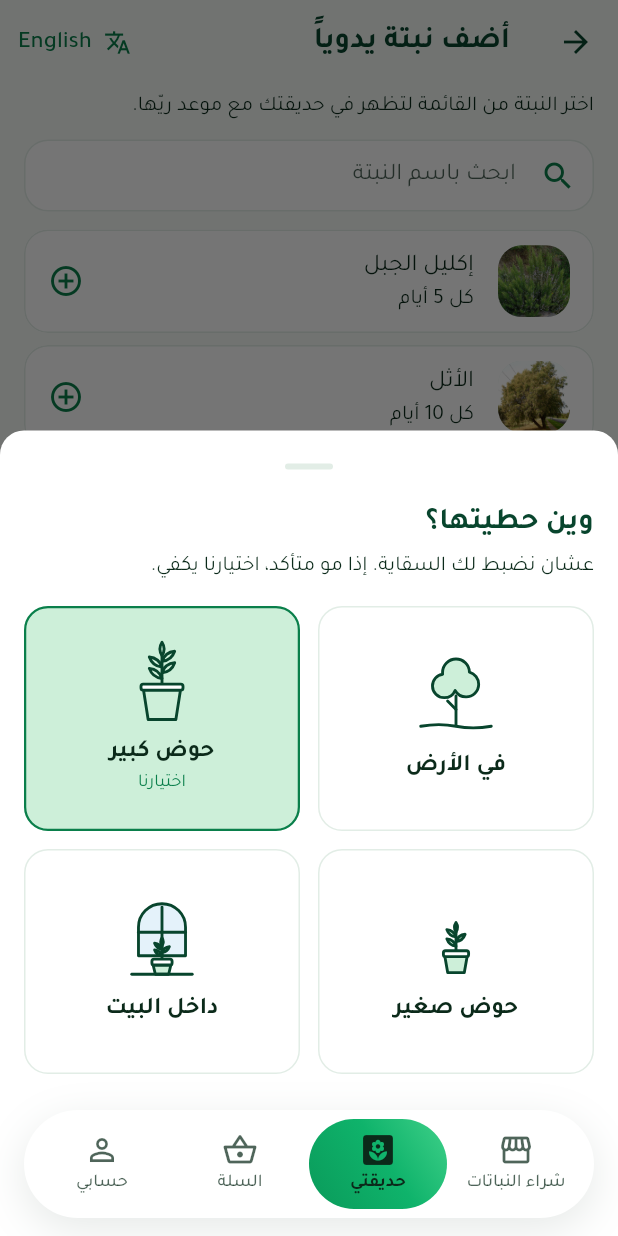
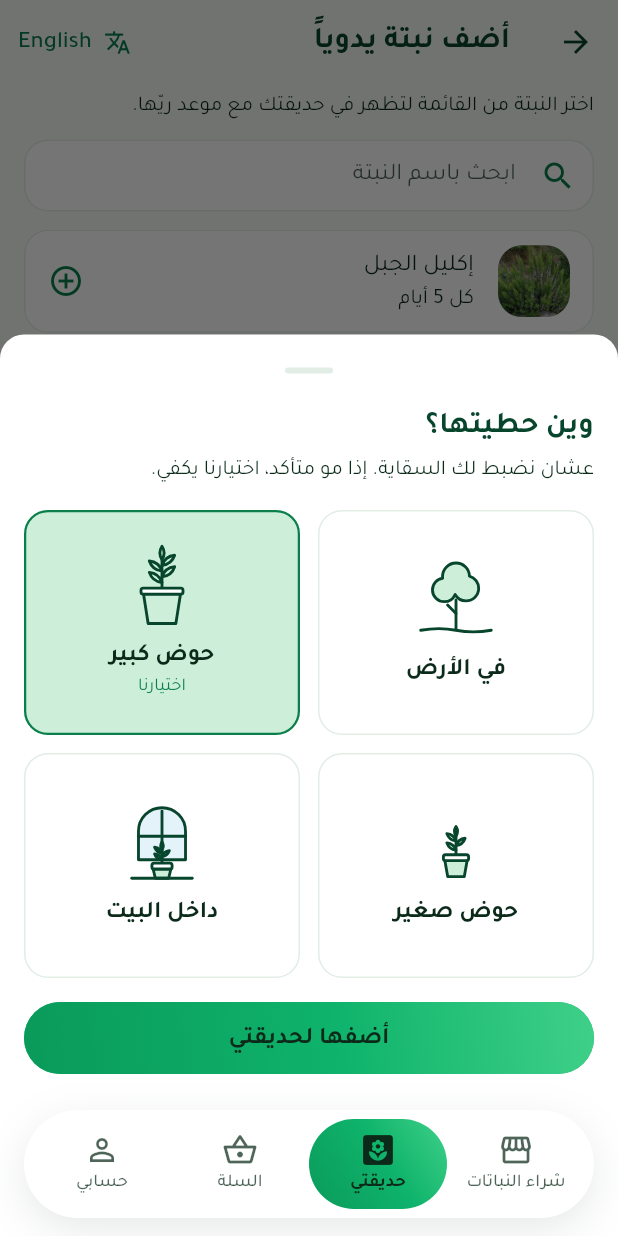
Before and after one commit to khalednjed-pixel/mashtal, a Flutter app: the GardenAddScreen screen opened by its route, after a tap on "إكليل الجبل", on a phone screen of 412 x 824 dp. Run offline on Flutter 3.47's test engine with Material 3 defaults, Android fonts, the phone set to English and light mode, and no system bars; our stand-ins replace cloud_firestore, firebase_auth, firebase_core, go_router, image_picker, shared_preferences; accounts and stored records are empty.

Commit message:
Add-plant sheet: confirm button and a message when saving fails
Choosing where a plant lives now only selects the tile; "Add to My Garden"
adds it. The sheet stays open while saving and says so if the save fails,
instead of closing as if the plant had been added. Changing where a garden
plant lives also reports a failed save.

```diff
--- a/lib/l10n/strings.dart
+++ b/lib/l10n/strings.dart
@@ -491,6 +491,9 @@ const Map<String, Map<String, String>> _strings = {
   'whereLives': {'ar': 'وين حطيتها؟', 'en': 'Where is it?'},
   'whereLivesBody': {'ar': 'عشان نضبط لك السقاية. إذا مو متأكد، اختيارنا يكفي.', 'en': "So we can set the watering. Not sure? Our pick is fine."},
   'ourGuess': {'ar': 'اختيارنا', 'en': 'Our pick'},
+  'addToMyGarden': {'ar': 'أضفها لحديقتي', 'en': 'Add to My Garden'},
+  'gardenAddFailed': {'ar': 'ما قدرنا نضيفها. تأكد من الاتصال وحاول مرة ثانية.', 'en': "Couldn't add it. Check your connection and try again."},
+  'saveFailed': {'ar': 'ما قدرنا نحفظها. تأكد من الاتصال وحاول مرة ثانية.', 'en': "Couldn't save that. Check your connection and try again."},
   'livesIn': {'ar': 'مكانها', 'en': 'Lives'},
   'change': {'ar': 'غيّر', 'en': 'Change'},
   'now': {'ar': 'حالياً', 'en': 'now'},
--- a/lib/ui/customer/garden_add_screen.dart
+++ b/lib/ui/customer/garden_add_screen.dart
@@ -72,11 +72,16 @@ class _GardenAddScreenState extends State<GardenAddScreen> {
                       final messenger = ScaffoldMessenger.of(context);
                       final router = GoRouter.of(context);
                       final msg = '${context.tr('addedToGarden')}: ${p.name(lang)}';
-                      // One question, with our guess marked, so watering fits
-                      // the pot or the ground from day one.
-                      final home = await pickHome(context, current: guessHome(p), guessed: true);
+                      // One question, with our guess already selected, so
+                      // watering fits the pot or the ground from day one. The
+                      // sheet saves and stays open if saving fails.
+                      final home = await pickHome(
+                        context,
+                        current: guessHome(p),
+                        guessed: true,
+                        onConfirm: (h) => app.backend.addToGarden(p.id, home: h),
+                      );
                       if (home == null) return;
-                      await app.backend.addToGarden(p.id, home: home);
                       router.go('/garden');
                       messenger.showSnackBar(SnackBar(content: Text(msg)));
                     },
--- a/lib/ui/widgets/home_picker.dart
+++ b/lib/ui/widgets/home_picker.dart
@@ -7,14 +7,66 @@ import 'garden_art.dart';
 
 /// Asks where a garden plant lives, as four big picture tiles. [current] is
 /// marked; when [guessed] it is labelled "our pick", so a customer who is not
-/// sure can tap it and move on. Returns null when dismissed.
-Future<PlantHome?> pickHome(BuildContext context, {required PlantHome current, required bool guessed}) {
+/// sure can move on. Returns null when dismissed.
+///
+/// Without [onConfirm] a tap on a tile answers at once (changing where a
+/// plant lives). With it, a tap only selects and one button ([confirmLabel])
+/// runs [onConfirm]: the sheet stays open while it saves and says so if the
+/// save fails, instead of closing as if it had worked.
+Future<PlantHome?> pickHome(
+  BuildContext context, {
+  required PlantHome current,
+  required bool guessed,
+  String? confirmLabel,
+  Future<void> Function(PlantHome home)? onConfirm,
+}) {
   return showModalBottomSheet<PlantHome>(
     context: context,
     showDragHandle: true,
     isScrollControlled: true,
-    builder: (sheet) {
-      final text = Theme.of(sheet).textTheme;
+    builder: (sheet) => _HomeSheet(current: current, guessed: guessed, confirmLabel: confirmLabel, onConfirm: onConfirm),
+  );
+}
+
+class _HomeSheet extends StatefulWidget {
+  const _HomeSheet({required this.current, required this.guessed, this.confirmLabel, this.onConfirm});
+  final PlantHome current;
+  final bool guessed;
+  final String? confirmLabel;
+  final Future<void> Function(PlantHome home)? onConfirm;
+
+  @override
+  State<_HomeSheet> createState() => _HomeSheetState();
+}
+
+class _HomeSheetState extends State<_HomeSheet> {
+  late PlantHome _selected = widget.current;
+  bool _busy = false;
+  bool _failed = false;
+
+  Future<void> _confirm() async {
+    setState(() {
+      _busy = true;
+      _failed = false;
+    });
+    try {
+      await widget.onConfirm!(_selected);
+      if (mounted) Navigator.pop(context, _selected);
+    } catch (e) {
+      debugPrint('pickHome: save failed: $e');
+      if (mounted) {
+        setState(() {
+          _busy = false;
+          _failed = true;
+        });
+      }
+    }
+  }
+
+  @override
+  Widget build(BuildContext context) {
+    final text = Theme.of(context).textTheme;
+    final confirming = widget.onConfirm != null;
     return SafeArea(
       child: SingleChildScrollView(
         child: Padding(
@@ -24,9 +76,9 @@ Future<PlantHome?> pickHome(BuildContext context, {required PlantHome current, r
             mainAxisSize: MainAxisSize.min,
             crossAxisAlignment: CrossAxisAlignment.stretch,
             children: [
-                Text(sheet.tr('whereLives'), style: text.titleLarge),
+              Text(context.tr('whereLives'), style: text.titleLarge),
               const SizedBox(height: MashtalSpace.xs),
-                Text(sheet.tr('whereLivesBody'), style: text.bodyMedium),
+              Text(context.tr('whereLivesBody'), style: text.bodyMedium),
               const SizedBox(height: MashtalSpace.lg),
               GridView(
                 shrinkWrap: true,
@@ -39,16 +91,57 @@ Future<PlantHome?> pickHome(BuildContext context, {required PlantHome current, r
                 ),
                 children: [
                   for (final h in PlantHome.values)
-                      _HomeTile(home: h, selected: h == current, guess: guessed && h == current, onTap: () => Navigator.pop(sheet, h)),
+                    _HomeTile(
+                      home: h,
+                      selected: h == _selected,
+                      guess: widget.guessed && h == widget.current,
+                      onTap: _busy
+                          ? null
+                          : confirming
+                              ? () => setState(() {
+                                    _selected = h;
+                                    _failed = false;
+                                  })
+                              : () => Navigator.pop(context, h),
+                    ),
                 ],
               ),
+              if (confirming) ...[
+                if (_failed) ...[
+                  const SizedBox(height: MashtalSpace.md),
+                  Container(
+                    key: const Key('homeConfirmFailed'),
+                    padding: const EdgeInsets.all(MashtalSpace.md),
+                    decoration: BoxDecoration(
+                      color: MashtalColors.errorSoft,
+                      borderRadius: BorderRadius.circular(MashtalSpace.radius),
+                    ),
+                    child: Row(
+                      children: [
+                        const Icon(Icons.error_outline, color: MashtalColors.error),
+                        const SizedBox(width: MashtalSpace.sm),
+                        Expanded(
+                          child: Text(context.tr('gardenAddFailed'), style: text.bodyMedium?.copyWith(color: MashtalColors.error)),
+                        ),
+                      ],
+                    ),
+                  ),
+                ],
+                const SizedBox(height: MashtalSpace.lg),
+                FilledButton(
+                  key: const Key('homeConfirm'),
+                  onPressed: _busy ? null : _confirm,
+                  child: _busy
+                      ? const SizedBox.square(dimension: 20, child: CircularProgressIndicator(strokeWidth: 2))
+                      : Text(widget.confirmLabel ?? context.tr('addToMyGarden')),
+                ),
+              ],
             ],
           ),
         ),
       ),
     );
-    },
-  );
+  }
 }
 
 /// The drawing for each place.
@@ -64,7 +157,7 @@ class _HomeTile extends StatelessWidget {
   final PlantHome home;
   final bool selected;
   final bool guess;
-  final VoidCallback onTap;
+  final VoidCallback? onTap;
 
   @override
   Widget build(BuildContext context) {
@@ -79,6 +172,8 @@ class _HomeTile extends StatelessWidget {
         key: Key('home-${home.name}'),
         borderRadius: BorderRadius.circular(MashtalSpace.radius),
         onTap: onTap,
+        child: Semantics(
+          selected: selected,
           child: Padding(
             padding: const EdgeInsets.all(MashtalSpace.md),
             child: Column(
@@ -92,6 +187,7 @@ class _HomeTile extends StatelessWidget {
             ),
           ),
         ),
+      ),
     );
   }
 }
```
Also changed, not shown: lib/ui/customer/garden_plant_screen.dart (+9 -1 lines), 1 other file. Lines whose indentation alone changed are shown as unchanged.
